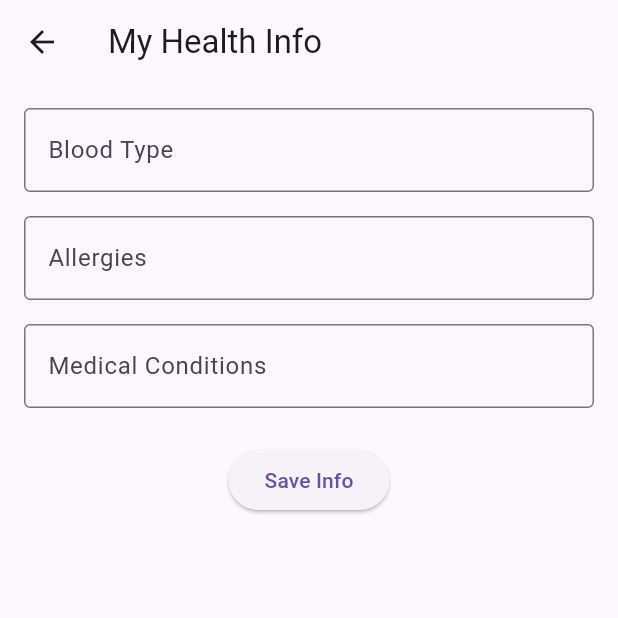
After one commit to First-Aid-Flutter-App/FirstAid, a Flutter app: the screen it shows after launch, after a tap on the "info outline" icon, on a phone screen of 412 x 824 dp, the top half of it. The commit adds this screen. Run offline on Flutter 3.47's test engine with Material 3 defaults, Android fonts, the light colour scheme and no system bars; our stand-ins replace shared_preferences.

Commit message:
feat(info screen): add info

```diff
--- a/lib/screens/situation_selection_screen.dart
+++ b/lib/screens/situation_selection_screen.dart
@@ -1,3 +1,4 @@
+import 'package:firstaid/screens/user_information_screen.dart';
 import 'package:flutter/material.dart';
 import '../models/situation.dart';
 import 'first_aid_steps_screen.dart';
@@ -85,6 +86,20 @@ class SituationSelectionScreen extends StatelessWidget {
     return Scaffold(
       appBar: AppBar(
         title: Text('First Aid Situations'),
+        actions: [
+          IconButton(
+            onPressed: () {
+              Navigator.push(
+                context,
+                MaterialPageRoute(
+                  builder: (context) => const MyInfoScreen(),
+                )
+              );
+            },
+            icon: const Icon(Icons.info_outline),
+            iconSize: 35,
+          )
+        ],
       ),
       body: GridView.builder(
         gridDelegate: SliverGridDelegateWithFixedCrossAxisCount(
--- /dev/null
+++ b/lib/screens/user_information_screen.dart
@@ -0,0 +1,88 @@
+import 'package:flutter/material.dart';
+import 'package:shared_preferences/shared_preferences.dart';
+
+class MyInfoScreen extends StatefulWidget {
+  const MyInfoScreen({super.key});
+
+  @override
+  _MyInfoScreenState createState() => _MyInfoScreenState();
+}
+
+class _MyInfoScreenState extends State<MyInfoScreen> {
+  final TextEditingController _bloodTypeController = TextEditingController();
+  final TextEditingController _allergiesController = TextEditingController();
+  final TextEditingController _medicalConditionsController =
+      TextEditingController();
+
+  @override
+  void initState() {
+    super.initState();
+    _loadHealthInfo();
+  }
+
+  // Load saved data from SharedPreferences
+  Future<void> _loadHealthInfo() async {
+    final prefs = await SharedPreferences.getInstance();
+    setState(() {
+      _bloodTypeController.text = prefs.getString('bloodType') ?? '';
+      _allergiesController.text = prefs.getString('allergies') ?? '';
+      _medicalConditionsController.text =
+          prefs.getString('medicalConditions') ?? '';
+    });
+  }
+
+  // Save health info to SharedPreferences
+  Future<void> _saveHealthInfo() async {
+    final prefs = await SharedPreferences.getInstance();
+    await prefs.setString('bloodType', _bloodTypeController.text);
+    await prefs.setString('allergies', _allergiesController.text);
+    await prefs.setString('medicalConditions', _medicalConditionsController.text);
+    ScaffoldMessenger.of(context).showSnackBar(
+      const SnackBar(content: Text('Health information saved!')),
+    );
+  }
+
+  @override
+  Widget build(BuildContext context) {
+    return Scaffold(
+      appBar: AppBar(
+        title: const Text('My Health Info'),
+      ),
+      body: Padding(
+        padding: const EdgeInsets.all(16.0),
+        child: Column(
+          children: [
+            TextField(
+              controller: _bloodTypeController,
+              decoration: const InputDecoration(
+                labelText: 'Blood Type',
+                border: OutlineInputBorder(),
+              ),
+            ),
+            const SizedBox(height: 16.0),
+            TextField(
+              controller: _allergiesController,
+              decoration: const InputDecoration(
+                labelText: 'Allergies',
+                border: OutlineInputBorder(),
+              ),
+            ),
+            const SizedBox(height: 16.0),
+            TextField(
+              controller: _medicalConditionsController,
+              decoration: const InputDecoration(
+                labelText: 'Medical Conditions',
+                border: OutlineInputBorder(),
+              ),
+            ),
+            const SizedBox(height: 24.0),
+            ElevatedButton(
+              onPressed: _saveHealthInfo,
+              child: const Text('Save Info'),
+            ),
+          ],
+        ),
+      ),
+    );
+  }
+}
```
